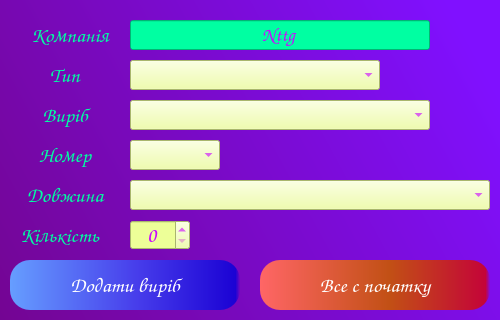
VitaliyBychevoy/BendingToolsPriceCalc, file BendingPriceCalc.ui: the form before one commit; both pictures show x 0 to 500 and y 0 to 320 of the 500 by 747 pixel window.
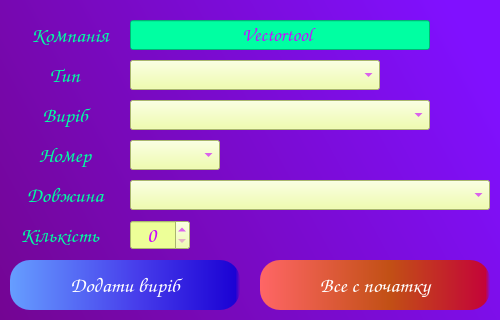
The form after the commit.

Patch:
```diff
--- a/BendingPriceCalc.ui
+++ b/BendingPriceCalc.ui
@@ -98,7 +98,7 @@
 }</string>
     </property>
     <property name="text">
-     <string>Nttg</string>
+     <string>Vectortool</string>
     </property>
     <property name="alignment">
      <set>Qt::AlignCenter</set>
```
